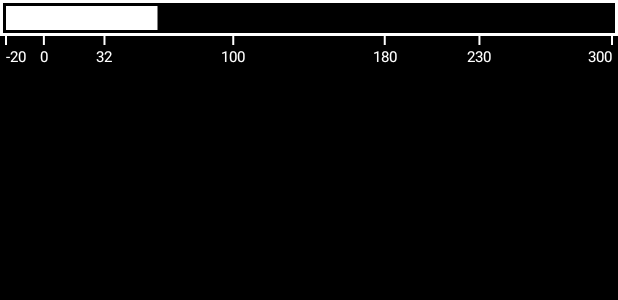
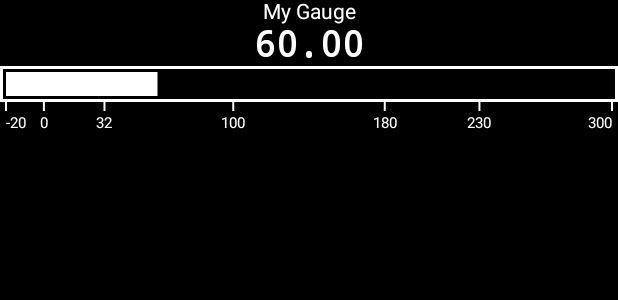
Before and after one commit to ndesilets/esp32-gauge-pod, an Android app built with Jetpack Compose: the @Preview function BarGaugePreview, on a phone screen of 412 x 824 dp. Shown: the top 300 px of the screen. Run offline under Robolectric (Android 15) with nearby library versions, the phone set to English and light mode, and no system bars; our stand-ins replace Room's generated code.

Commit message:
refactor: move name/val into bar gauge

```diff
--- a/android/app/src/main/java/com/example/esp32gauges/composables/BarGauge.kt
+++ b/android/app/src/main/java/com/example/esp32gauges/composables/BarGauge.kt
@@ -6,7 +6,9 @@ import androidx.compose.foundation.layout.Column
 import androidx.compose.foundation.layout.fillMaxWidth
 import androidx.compose.foundation.layout.height
 import androidx.compose.foundation.layout.padding
+import androidx.compose.material3.Text
 import androidx.compose.runtime.Composable
+import androidx.compose.ui.Alignment
 import androidx.compose.ui.Modifier
 import androidx.compose.ui.geometry.Offset
 import androidx.compose.ui.geometry.Size
@@ -14,6 +16,8 @@ import androidx.compose.ui.graphics.Color
 import androidx.compose.ui.graphics.RectangleShape
 import androidx.compose.ui.text.TextStyle
 import androidx.compose.ui.text.drawText
+import androidx.compose.ui.text.font.FontFamily
+import androidx.compose.ui.text.font.FontWeight
 import androidx.compose.ui.text.rememberTextMeasurer
 import androidx.compose.ui.tooling.preview.Preview
 import androidx.compose.ui.unit.dp
@@ -21,6 +25,7 @@ import androidx.compose.ui.unit.sp
 
 @Composable
 fun BarGauge(
+    name: String,
     minVal: Float,
     maxVal: Float,
     currentVal: Float,
@@ -29,7 +34,16 @@ fun BarGauge(
 ) {
     val textMeasurer = rememberTextMeasurer()
 
-    Column {
+    Column(horizontalAlignment = Alignment.CenterHorizontally) {
+        Text(name, color = Color.White)
+        Text(
+            String.format("%.2f", currentVal),
+            color = Color.White,
+            fontSize = 24.sp,
+            fontFamily = FontFamily.Monospace,
+            fontWeight = FontWeight.Bold
+        )
+
         Canvas(
             modifier = modifier
                 .height(24.dp)
@@ -110,6 +124,7 @@ fun BarGauge(
 @Composable
 fun BarGaugePreview() {
     BarGauge(
+        name = "My Gauge",
         minVal = -20f,
         maxVal = 300f,
         currentVal = 60f,
--- a/android/app/src/main/java/com/example/esp32gauges/views/SessionManager.kt
+++ b/android/app/src/main/java/com/example/esp32gauges/views/SessionManager.kt
@@ -20,7 +20,7 @@ import com.example.esp32gauges.ui.theme.ESP32GaugesTheme
 @Composable
 fun SessionManager(viewModel: MainViewModel, modifier: Modifier = Modifier) {
     Column(modifier = modifier.fillMaxSize()) {
-        Button(onClick = { viewModel.reset() }) {
+        Button(onClick = { viewModel.reset() }, modifier = modifier) {
             Text("Reset Session")
         }
     }
```
Also changed, not shown: android/app/src/main/java/com/example/esp32gauges/views/Dashboard.kt (+3 -21 lines).
